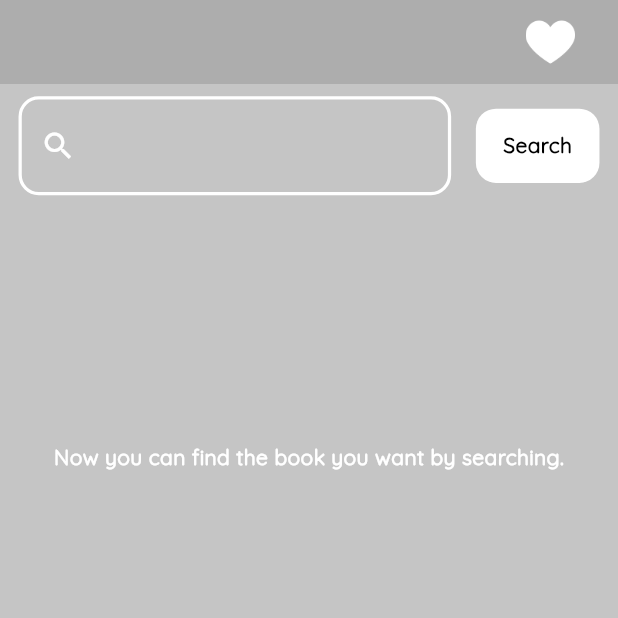
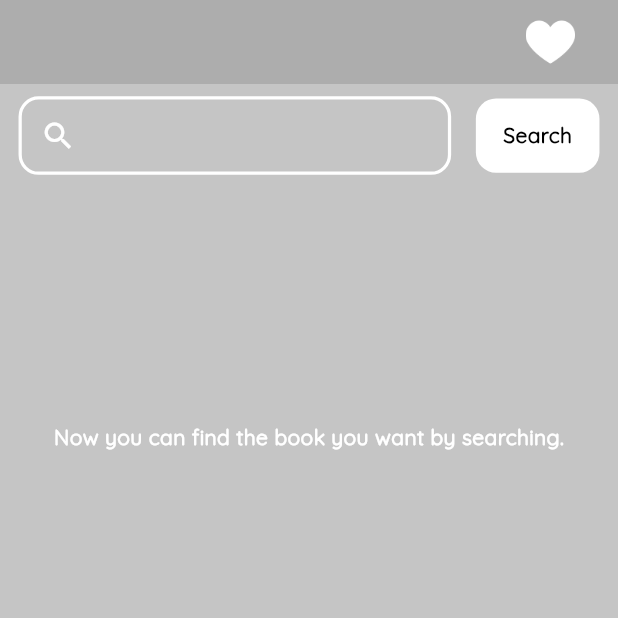
Before and after one commit to kahveciogluo/my_book_shelf, a Flutter app: the screen it shows after launch, on a phone screen of 412 x 824 dp, the top half of it. Run offline on Flutter 3.47's test engine with Material 3 defaults, Android fonts, the phone set to English and light mode, and no system bars; our stand-ins replace cached_network_image, dio, easy_localization, equatable, flutter_bloc, hive and 3 more; accounts and stored records are empty; generated files the repository leaves out were written again.

Commit message:
add search

```diff
--- /dev/null
+++ b/lib/core/search_action.dart
@@ -0,0 +1,17 @@
+import 'dart:async';
+import 'package:flutter/material.dart';
+
+class SearchAction {
+  late Duration duration;
+  late VoidCallback action;
+  late Timer? _timer = Timer(Duration.zero, () {});
+
+  SearchAction({required this.duration});
+
+  void run(VoidCallback action) {
+    if (null != _timer) {
+      _timer!.cancel();
+    }
+    _timer = Timer(duration, action);
+  }
+}
--- a/lib/features/pages/home_page.dart
+++ b/lib/features/pages/home_page.dart
@@ -27,7 +27,7 @@ class _HomePageState extends State<HomePage> {
       child: SafeArea(
         child: RefreshIndicator(
           onRefresh: () async =>
-              context.read<BookBloc>().add(const SearchBooks('Özlem')),
+              context.read<BookBloc>().add(const SearchBooks(null)),
           child: Scaffold(
               key: AppGlobals.globalKey,
               backgroundColor: AppColors.appBackground,
--- a/lib/features/widgets/search_component.dart
+++ b/lib/features/widgets/search_component.dart
@@ -1,40 +1,65 @@
+// ignore_for_file: curly_braces_in_flow_control_structures
 import 'package:flutter/material.dart';
 import 'package:flutter_bloc/flutter_bloc.dart';
 import 'package:my_book_shelf/blocs/book/book_bloc.dart';
+import 'package:my_book_shelf/core/extension/string_extension.dart';
 import 'package:my_book_shelf/core/lang/locale_keys.g.dart';
+import 'package:my_book_shelf/core/search_action.dart';
+import 'package:my_book_shelf/features/widgets/app_snackbar.dart';
 import 'package:my_book_shelf/features/widgets/locale_text.dart';
 import 'package:responsive_sizer/responsive_sizer.dart';
 
-class SearchComponent extends StatefulWidget {
+class SearchComponent extends StatelessWidget {
   const SearchComponent({super.key});
 
   @override
-  State<SearchComponent> createState() => _SearchComponentState();
-}
+  Widget build(BuildContext context) {
+    final TextEditingController searchController = TextEditingController();
+    final searchAction = SearchAction(duration: const Duration(seconds: 1));
 
-class _SearchComponentState extends State<SearchComponent> {
-  @override
-  Widget build(BuildContext context) {
     return Row(
       mainAxisAlignment: MainAxisAlignment.spaceBetween,
       children: [
-        /// MARK: Serch Box
+        /// MARK: Serch Bar
         Container(
           width: 70.w,
-          height: 8.h,
           decoration: BoxDecoration(
               border: Border.all(color: Colors.white, width: 6.sp),
               borderRadius: BorderRadius.all(Radius.circular(15.sp))),
-          child: Padding(
-            padding: EdgeInsets.symmetric(horizontal: 3.w),
-            child:
-                const Row(children: [Icon(Icons.search, color: Colors.white)]),
-          ),
+          padding: EdgeInsets.symmetric(horizontal: 3.w),
+          child: TextField(
+              controller: searchController,
+              onChanged: (value) {
+                searchAction.run(() {
+                  if (searchController.text.trim().isNotEmpty) {
+                    if (searchController.text.trim().length < 500) {
+                      context
+                          .read<BookBloc>()
+                          .add(SearchBooks(searchController.text));
+                    } else {
+                      ScaffoldMessenger.of(context).showSnackBar(
+                          AppSnackBar.snackBar(
+                              message: LocaleKeys.invalidSearch.locale));
+                    }
+                  }
+                });
+              },
+              style: const TextStyle(
+                  color: Colors.white, fontWeight: FontWeight.bold),
+              maxLines: null,
+              cursorColor: Colors.white,
+              decoration: const InputDecoration(
+                icon: Icon(Icons.search, color: Colors.white),
+                border: InputBorder.none,
+              )),
         ),
 
         /// MARK: Search Button
         GestureDetector(
-          onTap: () => context.read<BookBloc>().add(const SearchBooks('Özlem')),
+          onTap: () {
+            if (searchController.text.trim().isNotEmpty)
+              context.read<BookBloc>().add(SearchBooks(searchController.text));
+          },
           child: Container(
             width: 20.w,
             height: 6.h,
```
